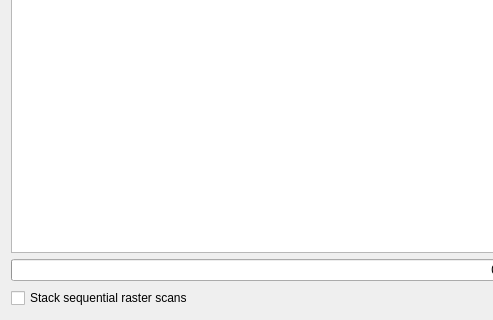
First picture: the form in glue_solar/sources/loaders/iris_loader.ui, repository glue-viz/glue-solar, before the edit; both pictures show x 0 to 493 and y 330 to 650 of the 1000 by 650 pixel window.
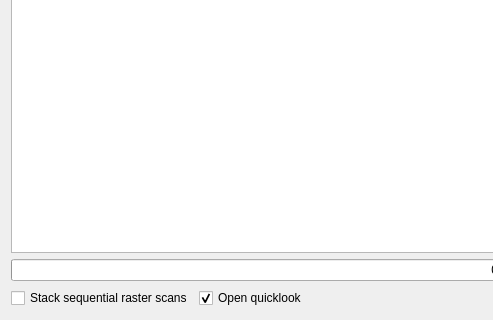
Second picture: the form after the edit.

Commit message: Open the quicklook from the browser, the menu and the command line

The edit to the form file:
```diff
--- a/glue_solar/sources/loaders/iris_loader.ui
+++ b/glue_solar/sources/loaders/iris_loader.ui
@@ -113,6 +113,19 @@
        </property>
       </widget>
      </item>
+     <item>
+      <widget class="QCheckBox" name="quicklook">
+       <property name="toolTip">
+        <string>Open a quicklook of each loaded observation: raster panels, slit-jaw images and the spectrum of a selected point.</string>
+       </property>
+       <property name="text">
+        <string>Open quicklook</string>
+       </property>
+       <property name="checked">
+        <bool>true</bool>
+       </property>
+      </widget>
+     </item>
      <item>
       <spacer name="horizontalSpacer">
        <property name="orientation">
```
The commit also changes 7 other files.
